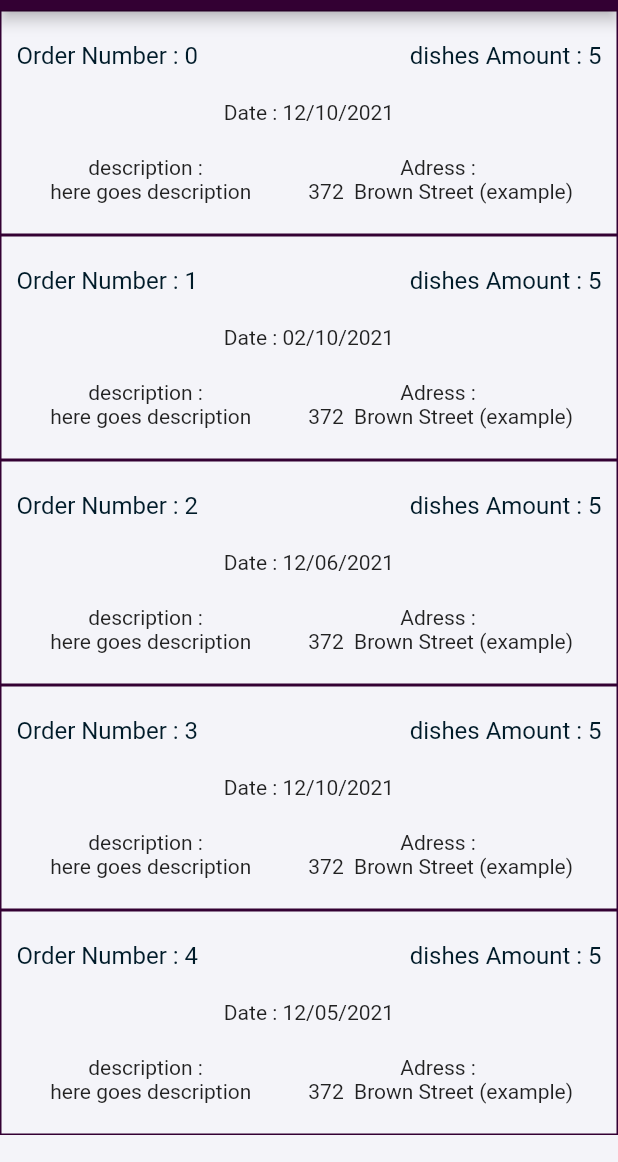
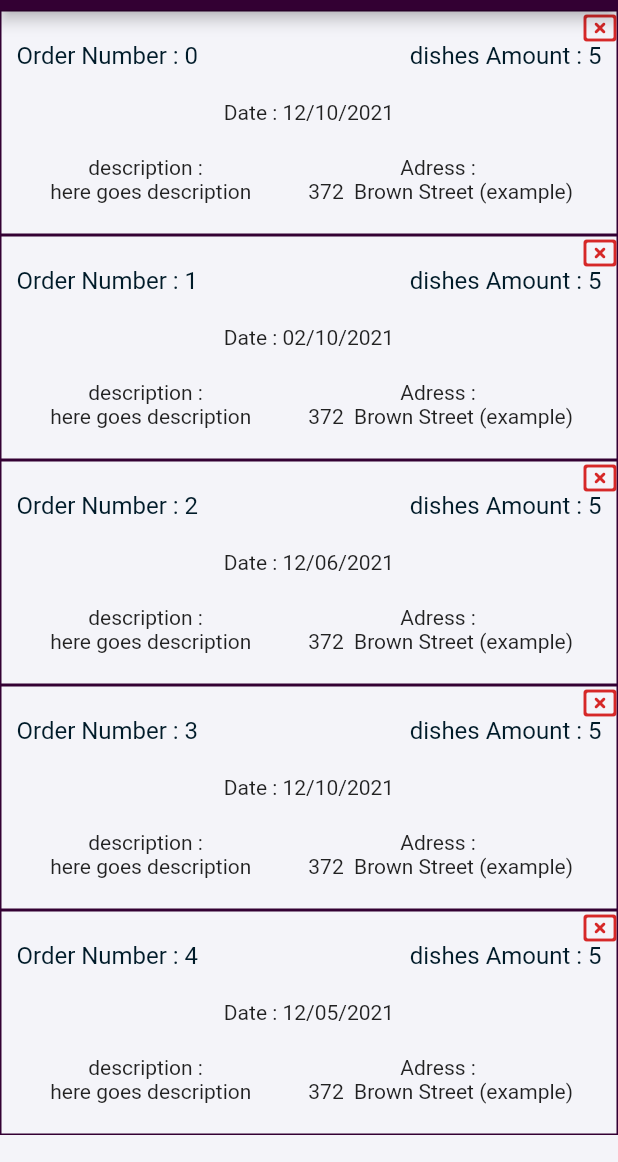
Before and after one commit to elhadjmb/delivery_app, a Flutter app: the OrdersList screen opened directly, on a phone screen of 412 x 824 dp, the part 74-1236 px from its top. Run offline on Flutter 3.47's test engine with Material 2 defaults, Android fonts, the phone set to English and light mode, and no system bars; our stand-ins replace cloud_firestore, email_validator, firebase_auth, firebase_core, flutter_spinkit, google_maps_flutter and 2 more; missing offline and left inert: geoflutterfire; accounts and stored records are empty.

Commit message:
added delete button to each order

```diff
--- a/delivery_app/lib/views/RestaurantViews/widgets/OrdersList.dart
+++ b/delivery_app/lib/views/RestaurantViews/widgets/OrdersList.dart
@@ -33,7 +33,10 @@ class _OrdersListState extends State<OrdersList> {
       body: ListView.builder(
         itemCount: orders.length,
         itemBuilder: (BuildContext context, int index) {
-          return InkWell(
+          return Stack(
+            alignment: Alignment.topRight,
+            children: <Widget>[
+              InkWell(
                 //TODO: bellow goes the function that takes to order detaails (dishes)
                 //just to try i call dishes List !!
                 onTap: () {
@@ -101,6 +104,16 @@ class _OrdersListState extends State<OrdersList> {
                     ),
                   ),
                 ),
+              ),
+              InkWell(
+                //TODO: bellow goes delete function to delete order
+                onTap: () {},
+                child: Icon(
+                  Icons.cancel_presentation_rounded,
+                  color: Colour.red,
+                ),
+              ),
+            ],
           );
         },
       ),
```
Lines whose indentation alone changed are shown as unchanged.
